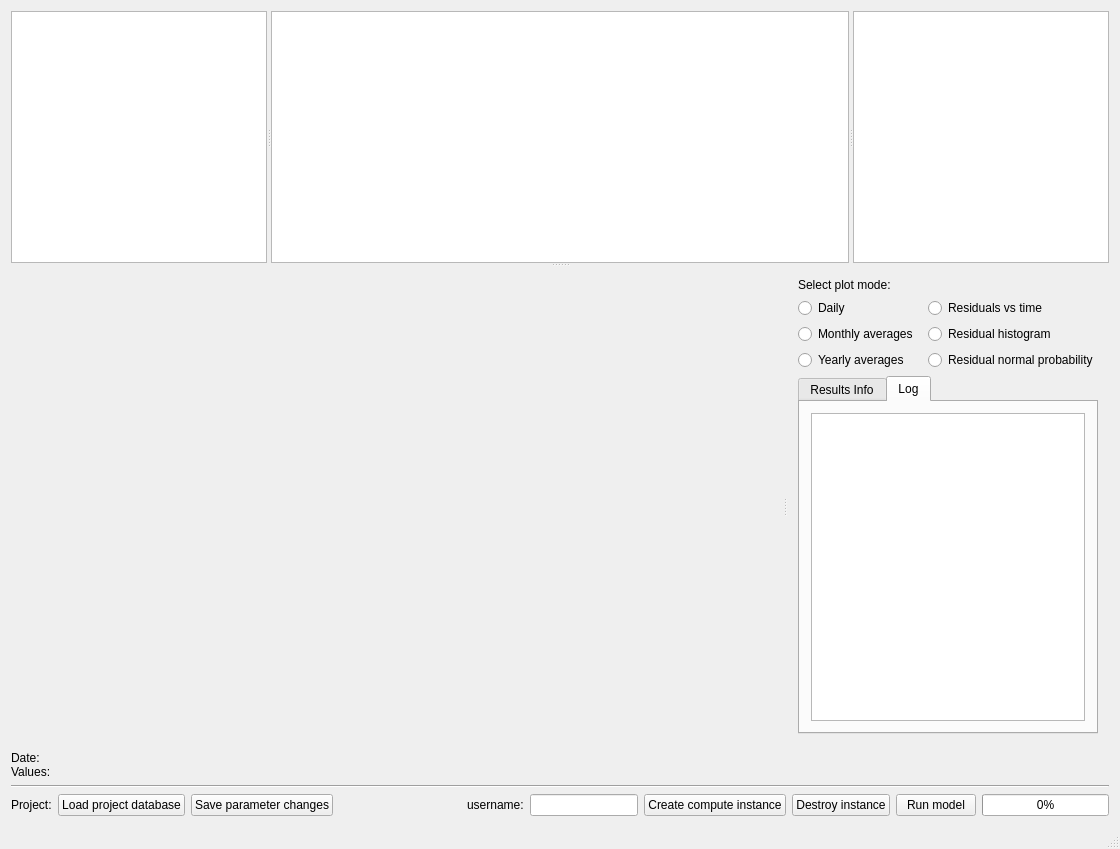
Before: the Qt Designer form mainwindow.ui in Lecheps/INCAView, drawn with Qt 5.
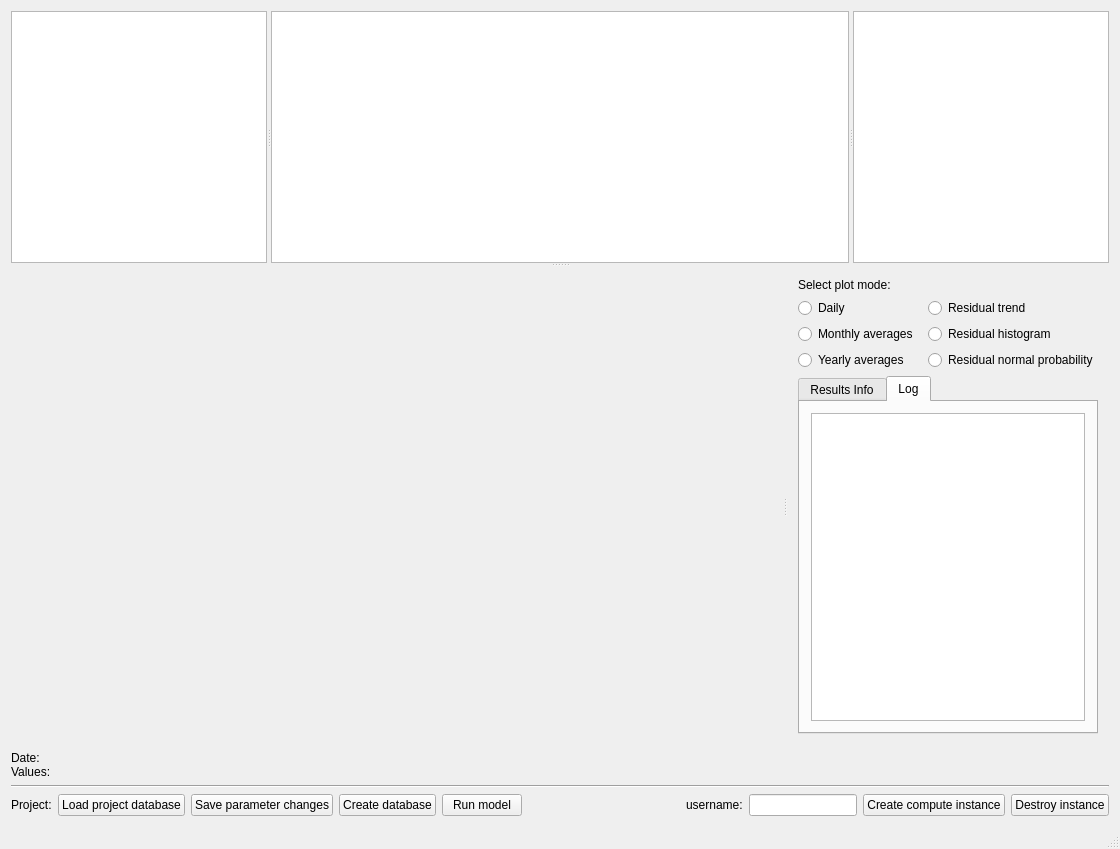
After: the same form once the commit is applied. Custom widgets are drawn as their Qt base class.

Commit message: Added ability to upload a parameter text file to get back a parameter database from the model exe. + LOTS of bugfixes

```diff
--- a/mainwindow.ui
+++ b/mainwindow.ui
@@ -122,7 +122,7 @@
                <item>
                 <widget class="QRadioButton" name="radioButtonErrors">
                  <property name="text">
-                  <string>Residuals vs time</string>
+                  <string>Residual trend</string>
                  </property>
                 </widget>
                </item>
@@ -220,6 +220,23 @@
           </property>
          </widget>
         </item>
+        <item>
+         <widget class="QPushButton" name="pushCreateDatabase">
+          <property name="text">
+           <string>Create database</string>
+          </property>
+         </widget>
+        </item>
+        <item>
+         <widget class="QPushButton" name="pushRun">
+          <property name="toolTip">
+           <string>&lt;html&gt;&lt;head/&gt;&lt;body&gt;&lt;p&gt;Run INCA.&lt;/p&gt;&lt;/body&gt;&lt;/html&gt;</string>
+          </property>
+          <property name="text">
+           <string>Run model</string>
+          </property>
+         </widget>
+        </item>
         <item>
          <spacer name="horizontalSpacer">
           <property name="orientation">
@@ -264,23 +281,6 @@
           </property>
          </widget>
         </item>
-        <item>
-         <widget class="QPushButton" name="pushRun">
-          <property name="toolTip">
-           <string>&lt;html&gt;&lt;head/&gt;&lt;body&gt;&lt;p&gt;Run INCA.&lt;/p&gt;&lt;/body&gt;&lt;/html&gt;</string>
-          </property>
-          <property name="text">
-           <string>Run model</string>
-          </property>
-         </widget>
-        </item>
-        <item>
-         <widget class="QProgressBar" name="progressBarRunInca">
-          <property name="value">
-           <number>0</number>
-          </property>
-         </widget>
-        </item>
        </layout>
       </item>
      </layout>
```
The commit also changes 12 other files.
